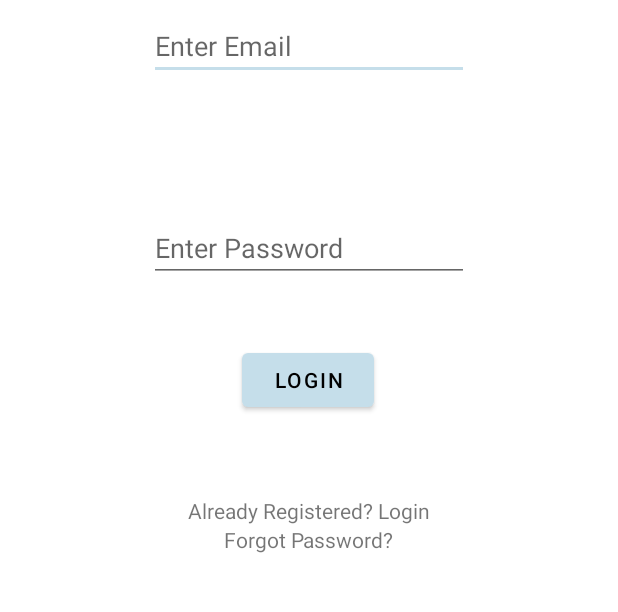
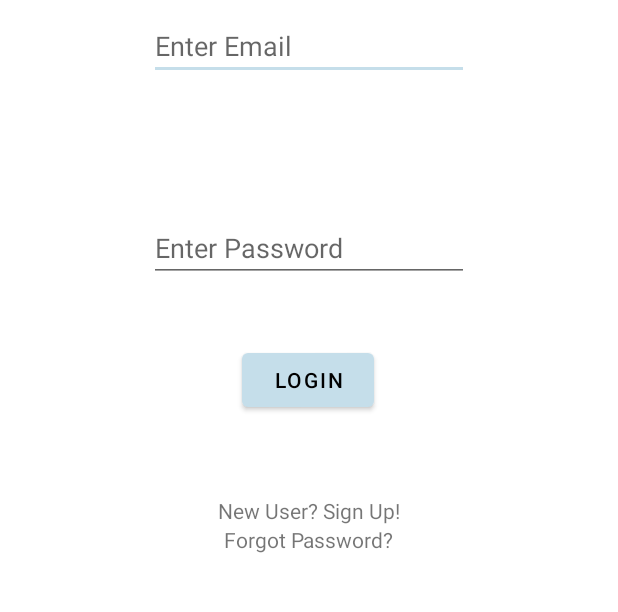
Before and after one commit to yuanc0000/BTHomePage-Android, an Android app: the screen it shows after launch once a user with an empty profile is signed in (MainActivity), on a phone screen of 412 x 824 dp, the part 474-1086 px from its top. Run offline under Robolectric (Android 15) with nearby library versions, the phone set to English and light mode, and no system bars; our stand-ins replace Firebase (no records; nobody signed in at launch, a user with empty details on screens opened directly).

Commit message:
fix login page text

```diff
--- a/app/src/main/res/layout/activity_main.xml
+++ b/app/src/main/res/layout/activity_main.xml
@@ -59,7 +59,7 @@
         android:onClick="sendMessagenewReg"
         android:layout_width="wrap_content"
         android:layout_height="wrap_content"
-        android:text="Already Registered? Login"
+        android:text="New User? Sign Up!"
         app:layout_constraintBottom_toBottomOf="parent"
         app:layout_constraintEnd_toEndOf="parent"
         app:layout_constraintStart_toStartOf="parent"
```
